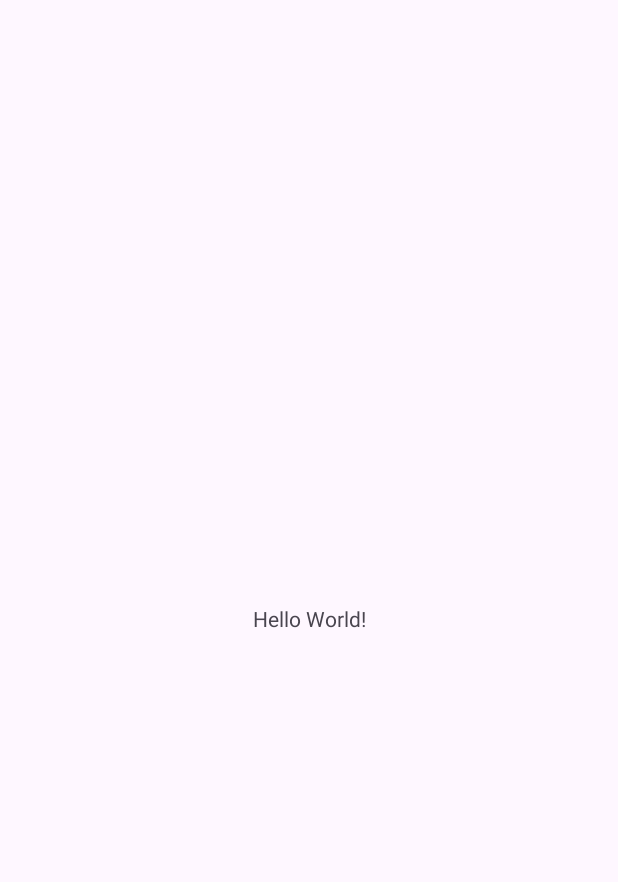
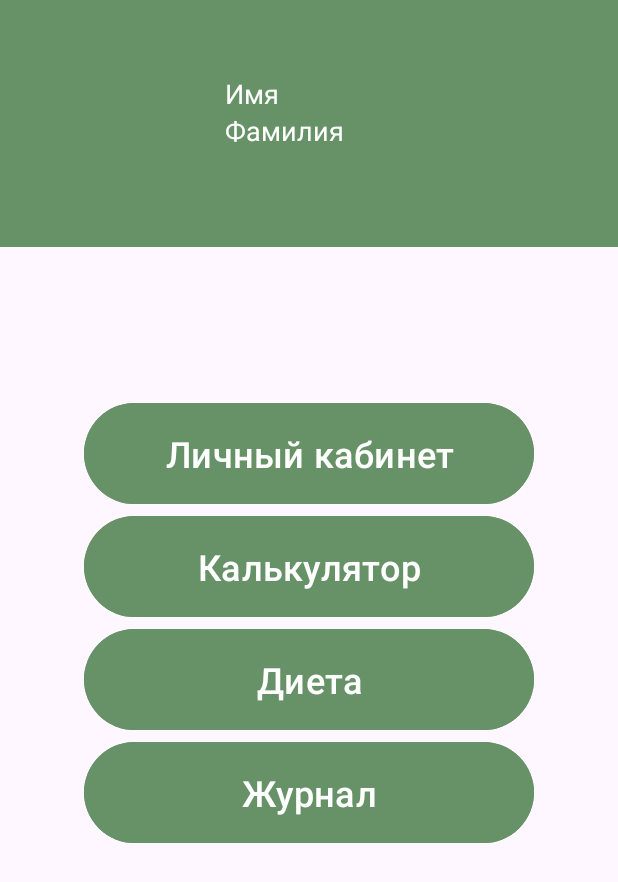
Before and after one commit to mirikyekiro/VOYproject, an Android app: the screen it shows after launch (MainActivity), on a phone screen of 412 x 824 dp. Before the commit the part shown is almost empty. Shown: the top 882 px of the screen. Run offline under Robolectric (Android 15) with nearby library versions, the phone set to English and light mode, and no system bars.

Commit message:
Create project

```diff
--- a/app/src/main/java/com/example/voyproject/MainActivity.java
+++ b/app/src/main/java/com/example/voyproject/MainActivity.java
@@ -9,6 +9,6 @@ public class MainActivity extends AppCompatActivity {
     @Override
     protected void onCreate(Bundle savedInstanceState) {
         super.onCreate(savedInstanceState);
-        setContentView(R.layout.activity_main);
+        setContentView(R.layout.main_menu);
     }
 }
--- a/app/src/main/res/layout/activity_main.xml
+++ /dev/null
@@ -1,18 +0,0 @@
-<?xml version="1.0" encoding="utf-8"?>
-<androidx.constraintlayout.widget.ConstraintLayout xmlns:android="http://schemas.android.com/apk/res/android"
-    xmlns:app="http://schemas.android.com/apk/res-auto"
-    xmlns:tools="http://schemas.android.com/tools"
-    android:layout_width="match_parent"
-    android:layout_height="match_parent"
-    tools:context=".MainActivity">
-
-    <TextView
-        android:layout_width="wrap_content"
-        android:layout_height="wrap_content"
-        android:text="Hello World!"
-        app:layout_constraintBottom_toBottomOf="parent"
-        app:layout_constraintEnd_toEndOf="parent"
-        app:layout_constraintStart_toStartOf="parent"
-        app:layout_constraintTop_toTopOf="parent" />
-
-</androidx.constraintlayout.widget.ConstraintLayout>
--- /dev/null
+++ b/app/src/main/res/layout/main_menu.xml
@@ -0,0 +1,115 @@
+<?xml version="1.0" encoding="utf-8"?>
+<androidx.constraintlayout.widget.ConstraintLayout xmlns:android="http://schemas.android.com/apk/res/android"
+    xmlns:app="http://schemas.android.com/apk/res-auto"
+    xmlns:tools="http://schemas.android.com/tools"
+    android:layout_width="match_parent"
+    android:layout_height="match_parent"
+    tools:context=".MainActivity">
+
+    <FrameLayout
+        android:id="@+id/framePersonalArea"
+        android:layout_width="match_parent"
+        android:layout_height="0dp"
+
+        app:layout_constraintTop_toTopOf="parent"
+        app:layout_constraintHeight_default="percent"
+        app:layout_constraintHeight_percent="0.2"
+
+        android:background="#679267">
+
+
+        <LinearLayout
+            android:layout_width="match_parent"
+            android:layout_height="match_parent"
+            android:layout_gravity="center"
+            android:orientation="vertical">
+            <TextView
+                android:layout_width="match_parent"
+                android:layout_height="wrap_content"
+                android:layout_marginLeft="150dp"
+                android:layout_marginTop="50dp"
+                android:text="Имя"
+                android:textSize="18dp"
+                android:textColor="@color/white">
+
+            </TextView>
+
+            <TextView
+                android:layout_width="match_parent"
+                android:layout_height="wrap_content"
+                android:layout_marginLeft="150dp"
+                android:text="Фамилия"
+                android:textSize="18dp"
+                android:textColor="@color/white">
+
+            </TextView>
+        </LinearLayout>
+
+    </FrameLayout>
+
+    <FrameLayout
+        android:id="@+id/mainFrame"
+        android:layout_width="match_parent"
+        android:layout_height="0dp"
+
+        app:layout_constraintTop_toBottomOf="@id/framePersonalArea"
+        app:layout_constraintHeight_default="percent"
+        app:layout_constraintHeight_percent="0.8">
+
+        <LinearLayout
+            android:layout_width="match_parent"
+            android:layout_height="match_parent"
+            android:layout_gravity="center"
+            android:orientation="vertical">
+
+            <Button
+                android:id="@+id/btnPersonalArea"
+                android:text="Личный кабинет"
+                android:textSize="24dp"
+                android:layout_width="300dp"
+                android:layout_height="75dp"
+                android:layout_gravity="center"
+                android:layout_marginTop="100dp"
+                android:backgroundTint="#679267">
+
+            </Button>
+
+            <Button
+                android:id="@+id/btnCalculator"
+                android:text="Калькулятор"
+                android:textSize="24dp"
+                android:layout_width="300dp"
+                android:layout_height="75dp"
+                android:layout_gravity="center"
+                android:backgroundTint="#679267">
+            </Button>
+
+            <Button
+                android:id="@+id/dieta"
+                android:text="Диета"
+                android:textSize="24dp"
+                android:layout_width="300dp"
+                android:layout_height="75dp"
+                android:layout_gravity="center"
+                android:backgroundTint="#679267">
+            </Button>
+
+            <Button
+                android:id="@+id/journal"
+                android:text="Журнал"
+                android:textSize="24dp"
+                android:layout_width="300dp"
+                android:layout_height="75dp"
+                android:layout_gravity="center"
+                android:backgroundTint="#679267">
+            </Button>
+
+
+        </LinearLayout>
+
+
+</FrameLayout>
+
+
+
+</androidx.constraintlayout.widget.ConstraintLayout>
```
Also changed, not shown: app/src/main/res/drawable/PersonalIcon.png (added).
